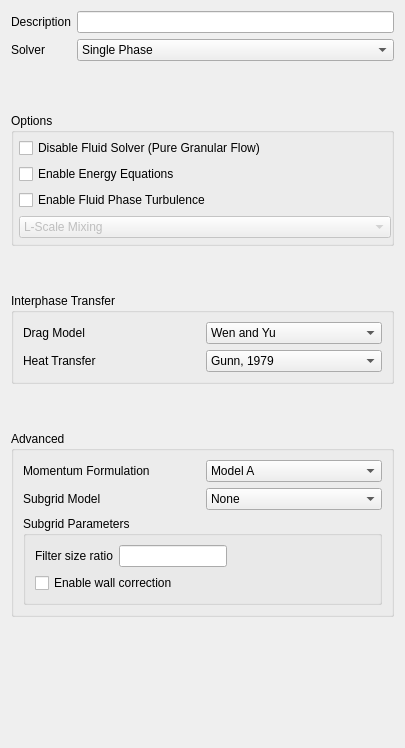
Qt form gui/uifiles/model.ui (truongd8593/mfix) before a commit.
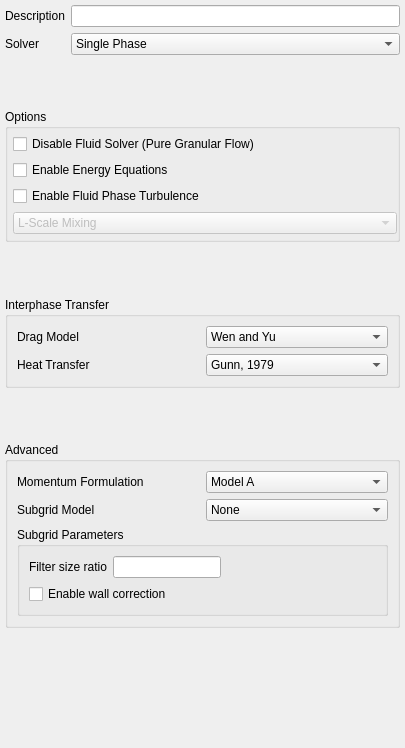
The same form after that commit. Custom widgets are drawn as their Qt base class.

Commit message: adjust margins

What changed in the file:
```diff
--- a/gui/uifiles/model.ui
+++ b/gui/uifiles/model.ui
@@ -11,6 +11,18 @@
    </rect>
   </property>
   <layout class="QGridLayout" name="gridLayout_2">
+   <property name="leftMargin">
+    <number>5</number>
+   </property>
+   <property name="topMargin">
+    <number>5</number>
+   </property>
+   <property name="rightMargin">
+    <number>5</number>
+   </property>
+   <property name="bottomMargin">
+    <number>0</number>
+   </property>
    <item row="0" column="0">
     <layout class="QGridLayout" name="gridLayout_5">
      <item row="0" column="0">
```
The commit also changes 3 other files.
